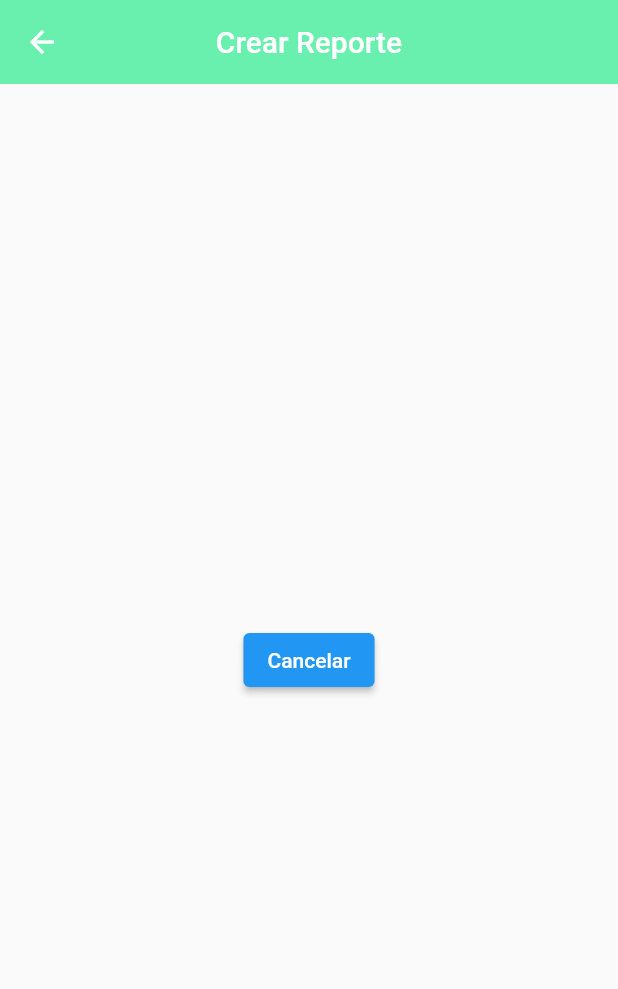
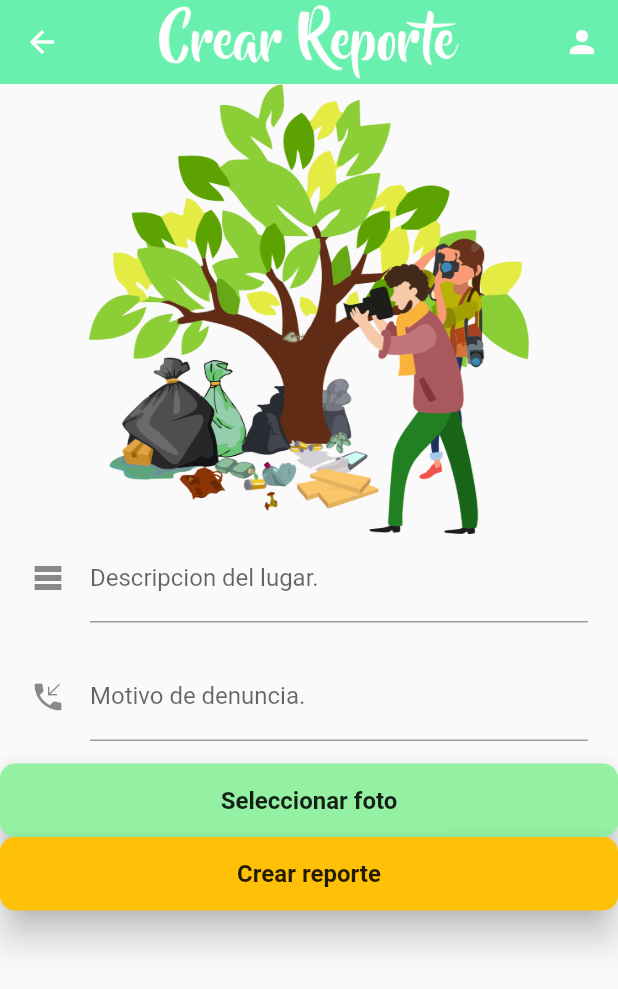
Before and after one commit to Movile-Apps/Gb_Shop, a Flutter app: the ReporteScreen screen opened directly, on a phone screen of 412 x 824 dp. Shown: the top 989 px of the screen. Run offline on Flutter 3.47's test engine with Material 2 defaults, Android fonts, the phone set to English and light mode, and no system bars; our stand-ins replace curved_navigation_bar.

Commit message:
Reporte 40%

```diff
--- /dev/null
+++ b/lib/Models/reporte.dart
@@ -0,0 +1,6 @@
+class motivoDenuncia {
+  final String motivo;
+
+  motivoDenuncia({required this.motivo});
+
+}
--- a/lib/Screens/Reporte_Screen.dart
+++ b/lib/Screens/Reporte_Screen.dart
@@ -7,21 +7,143 @@ import 'package:gb_shop/Screens/Screens.dart';
 
     @override
     Widget build(BuildContext context) {
-      return  Scaffold(
+      return  SafeArea(
+      child:
+      Scaffold(
         appBar: AppBar(
           backgroundColor: Colors.greenAccent,
-          title: const Text('Crear Reporte'),
+          actions: <Widget>[
+          IconButton(
+            icon: const Icon(Icons.person),
+            onPressed: () {
+              Navigator.of(context).push(MaterialPageRoute(builder: (context) => const LoginScreen(),));
+            },
+          ),
+        ],
+          title: Image.asset('assets/TexLogoRep.png', width: 200, height: 400,),
           elevation: 0,
           centerTitle: true,
+        ),
+        body: ListView(
+
+            children: [
+              Flexible(
+                child: Image.asset('assets/LogReporte.png',
+                height: 300.0,
+
+                ),
+              ),
+
+              _desclugarTextField(),
+              const SizedBox(height: 20.0,),
+              _desTextField(),
+              const SizedBox(height: 15,),
+              _bottonImage(),
+              _bottonCrear(),
+            ],
+          )
+
+        ),
+      );
+  }
+
+  Widget _desTextField() {
+    return StreamBuilder(
+      builder: (BuildContext context, AsyncSnapshot snapshot){
+        return Container(
+          padding: const EdgeInsets.symmetric(horizontal: 20.0),
+          child: const TextField(
+
+            keyboardType: TextInputType.emailAddress,
+            decoration: InputDecoration(
+
+              icon: Icon(Icons.phone_callback),
+              hintText: 'Selecciona el motivo',
+              labelText: 'Motivo de denuncia.'
+            ),
 
           ),
-        body: Center(
-          child: ElevatedButton(
-            onPressed: (){
-              Navigator.of(context).push(MaterialPageRoute(builder: (context) => const HomeScreen(),));
-            }, child: const Text('Cancelar'),
+        );
+      }
+    );
+  }
+
+
+
+  Widget _desclugarTextField() {
+      return StreamBuilder(
+      builder: (BuildContext context, AsyncSnapshot snapshot){
+        return Container(
+          padding: const EdgeInsets.symmetric(horizontal: 20.0),
+          child: const TextField(
+
+            keyboardType: TextInputType.name,
+            decoration: InputDecoration(
+              icon: Icon(Icons.table_rows),
+              hintText: 'Cuentanos que problema tiene el lugar.',
+              labelText: 'Descripcion del lugar.'
+            ),
           ),
-        )
+        );
+      }
+    );
+  }
+
+Widget _bottonImage() {
+    return StreamBuilder(
+      builder: (BuildContext context, AsyncSnapshot snapshot){
+        return RaisedButton(
+          child: Container(
+            padding: const EdgeInsets.symmetric(horizontal: 80.0, vertical: 15.0),
+            child: const Text('Seleccionar foto',
+              style: TextStyle(
+                fontSize: 16.0,
+                fontWeight: FontWeight.bold,
+              ),
+            ),
+          ),
+        shape: RoundedRectangleBorder(
+          borderRadius: BorderRadius.circular(10)
+        ),
+        elevation: 10.0,
+        color: const Color.fromARGB(255, 148, 240, 163),
+        splashColor: const Color.fromARGB(255, 245, 229, 85),
+        onPressed: (){
+          Navigator.of(context).push(MaterialPageRoute(builder: (context) => const LoginScreen(),));
+         }
+       );
+      }
+    );
+  }
+
+  Widget _bottonCrear() {
+    return StreamBuilder(
+      builder: (BuildContext context, AsyncSnapshot snapshot){
+        return RaisedButton(
+          child: Container(
+            padding: const EdgeInsets.symmetric(horizontal: 80.0, vertical: 15.0),
+            child: const Text('Crear reporte',
+              style: TextStyle(
+                fontSize: 16.0,
+                fontWeight: FontWeight.bold,
+              ),
+            ),
+          ),
+        shape: RoundedRectangleBorder(
+          borderRadius: BorderRadius.circular(10)
+        ),
+        elevation: 10.0,
+        color: Colors.amber,
+        splashColor: const Color.fromARGB(255, 99, 223, 245),
+        onPressed: (){
+          Navigator.of(context).push(MaterialPageRoute(builder: (context) => const LoginScreen(),));
+        }
       );
-    }
- }
+      }
+    );
+  }
+
+
+
+
+}
--- a/lib/Screens/screens.dart
+++ b/lib/Screens/screens.dart
@@ -4,3 +4,4 @@ export 'package:gb_shop/Screens/Home_Screen.dart';
 export 'package:gb_shop/Screens/Reporte_Screen.dart';
 export 'package:gb_shop/Screens/Registro_Screen.dart';
 export 'package:gb_shop/Screens/Login_Screen.dart';
+export 'package:gb_shop/Screens/Map_Screen.dart';
--- a/lib/main.dart
+++ b/lib/main.dart
@@ -21,10 +21,9 @@ class _GbShopState extends State<GbShop>{
 
   final screens = [
     const HomeScreen(),
-    const LoginScreen(),
-    const RegistroScreen(),
     const ReporteScreen(),
     const ConsPOIScreen(),
+    const MapScreen(),
     const AboutScreen()
 
   ];
@@ -33,10 +32,9 @@ class _GbShopState extends State<GbShop>{
   Widget build(BuildContext context) {
     final items = <Widget>[
       const Icon(Icons.home, size: 30,),
-      const Icon(Icons.person, size: 30,),
-      const Icon(Icons.person_search, size: 30,),
       const Icon(Icons.book, size: 30,),
       const Icon(Icons.point_of_sale, size: 30,),
+      const Icon(Icons.map, size: 30,),
       const Icon(Icons.info, size: 30,),
     ];
 
```
Also changed, not shown: lib/Screens/Login_Screen.dart (+6 -2 lines), lib/Screens/Map_Screen.dart (added, +21 -0 lines), lib/Screens/Registro_Screen.dart (+66 -41 lines), assets/LogReporte.png (added), assets/TexLogoRep.png (added).
